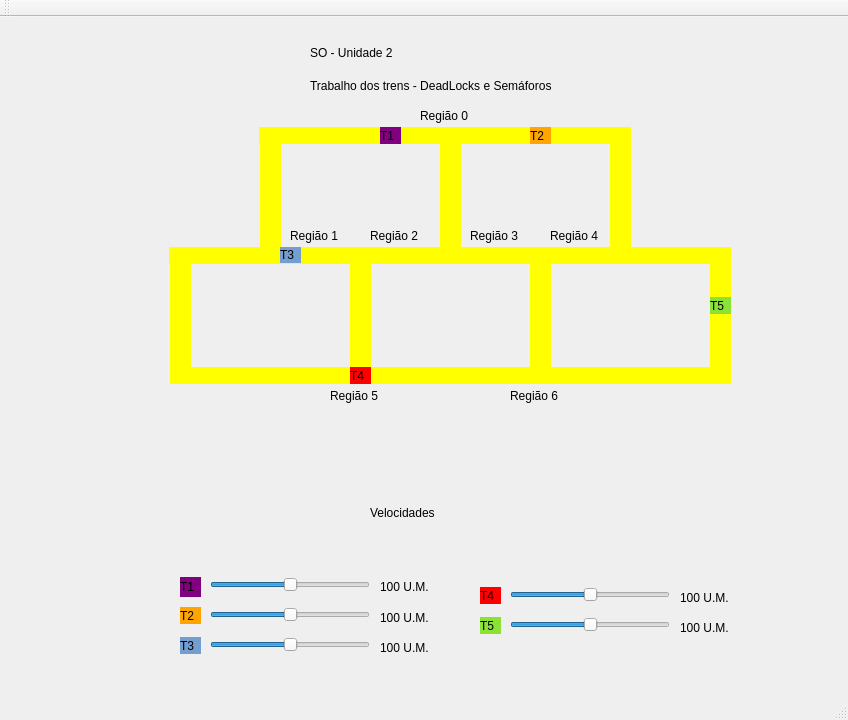
TwoDotS2/s_o-trabalho_02-trens, file mainwindow.ui: the form before one commit.
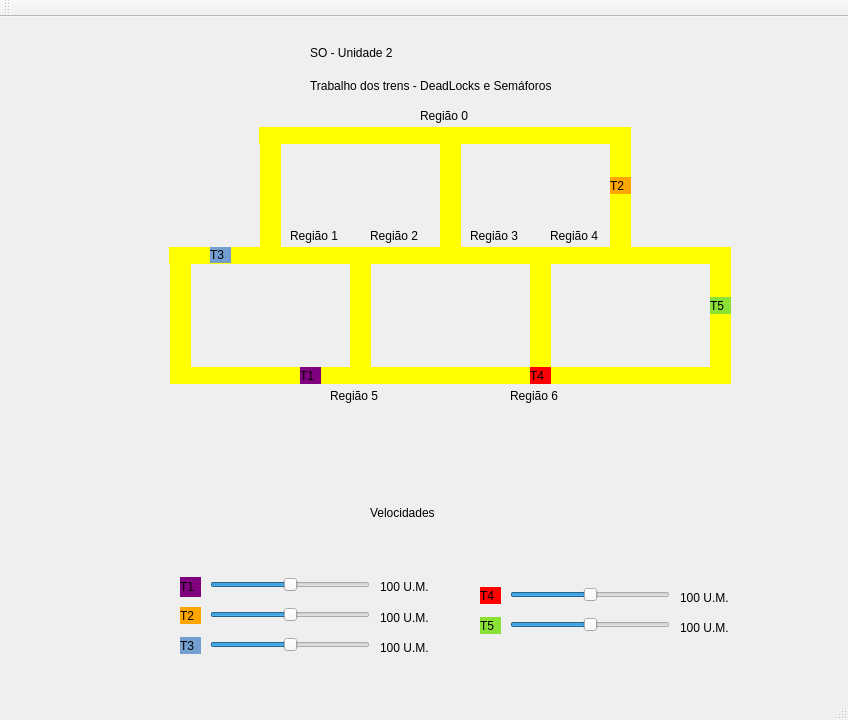
The form after the commit.

What changed in the file:
```diff
--- a/mainwindow.ui
+++ b/mainwindow.ui
@@ -17,8 +17,8 @@
    <widget class="QLabel" name="label_trem1">
     <property name="geometry">
      <rect>
-      <x>380</x>
-      <y>110</y>
+      <x>300</x>
+      <y>350</y>
       <width>21</width>
       <height>17</height>
      </rect>
@@ -116,8 +116,8 @@
    <widget class="QLabel" name="label_trem2">
     <property name="geometry">
      <rect>
-      <x>530</x>
-      <y>110</y>
+      <x>610</x>
+      <y>160</y>
       <width>21</width>
       <height>17</height>
      </rect>
@@ -212,7 +212,7 @@
    <widget class="QLabel" name="label_trem3">
     <property name="geometry">
      <rect>
-      <x>280</x>
+      <x>210</x>
       <y>230</y>
       <width>21</width>
       <height>16</height>
@@ -228,7 +228,7 @@
    <widget class="QLabel" name="label_trem4">
     <property name="geometry">
      <rect>
-      <x>350</x>
+      <x>530</x>
       <y>350</y>
       <width>21</width>
       <height>17</height>
@@ -398,7 +398,7 @@
      <rect>
       <x>370</x>
       <y>480</y>
-      <width>141</width>
+      <width>191</width>
       <height>31</height>
      </rect>
     </property>
```
Left out of the diff: 18 changed lines with no effect on the pictures.
